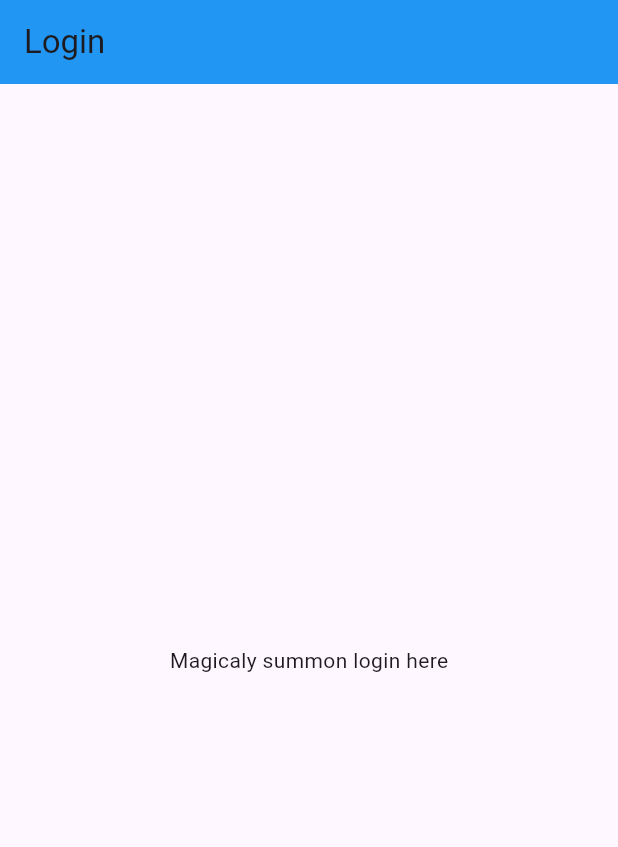
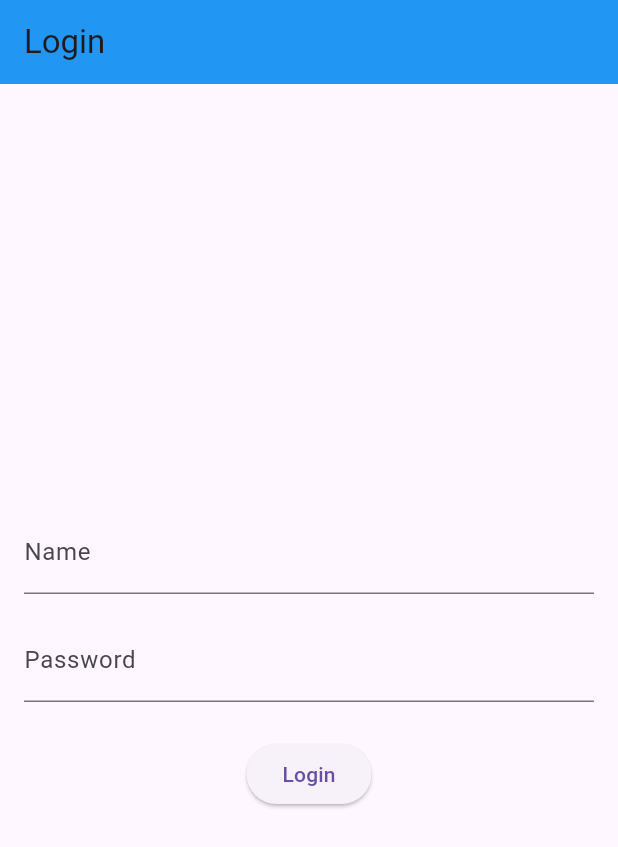
Before and after one commit to JMcoderr/Team-Management-App, a Flutter app: the screen it shows after launch, on a phone screen of 412 x 824 dp. Shown: the top 847 px of the screen. Run offline on Flutter 3.47's test engine with Material 3 defaults, Android fonts, the phone set to English and light mode, and no system bars; our stand-ins replace dio, flutter_riverpod.

Commit message:
Created basic login. Override first page to always be login screen. Needed some ChatGPT help understanding how to implement and solve API troubles. Void of any design and a registration page. Use basic user visable in the Swagger UI to login for testing

```diff
--- a/team_management_app_dev/lib/pages/login.dart
+++ b/team_management_app_dev/lib/pages/login.dart
@@ -1,7 +1,58 @@
 import 'package:flutter/material.dart';
+import 'package:team_management_app_dev/services/auth_service.dart';
+import '../main.dart';
 
-class Login extends StatelessWidget {
+class Login extends StatefulWidget {
   const Login({super.key});
+
+  @override
+  State<Login> createState() => _LoginState();
+}
+
+class _LoginState extends State<Login> {
+  final AuthService authService = AuthService();
+
+  final TextEditingController nameController = TextEditingController();
+  final TextEditingController passwordController = TextEditingController();
+
+  bool isLoading = false;
+
+  Future<void> onLoginPressed() async {
+    setState(() {
+      isLoading = true;
+    });
+
+    try {
+      final token = await authService.login(
+        nameController.text,
+        passwordController.text,
+      );
+
+      print('Logged in: $token');
+
+      // Navigate to dashboard
+          Navigator.pushReplacement(
+            context,
+            MaterialPageRoute(builder: (context) => const MainNavigation()),
+        );
+
+    } catch (e) {
+      ScaffoldMessenger.of(context).showSnackBar(
+        SnackBar(content: Text('Login failed')),
+      );
+    } finally {
+      setState(() {
+        isLoading = false;
+      });
+    }
+  }
+
+  @override
+  void dispose() {
+    nameController.dispose();
+    passwordController.dispose();
+    super.dispose();
+  }
 
   @override
   Widget build(BuildContext context) {
@@ -10,8 +61,34 @@ class Login extends StatelessWidget {
         title: const Text('Login'),
         backgroundColor: Colors.blue,
       ),
-      body: const Center(
-        child: Text('Magicaly summon login here'),
+      body: Padding(
+        padding: const EdgeInsets.all(16),
+        child: Column(
+          mainAxisAlignment: MainAxisAlignment.center,
+          children: [
+            TextField(
+              controller: nameController,
+              decoration: const InputDecoration(
+                labelText: 'Name',
+              ),
+            ),
+            const SizedBox(height: 16),
+            TextField(
+              controller: passwordController,
+              obscureText: true,
+              decoration: const InputDecoration(
+                labelText: 'Password',
+              ),
+            ),
+            const SizedBox(height: 24),
+            ElevatedButton(
+              onPressed: isLoading ? null : onLoginPressed,
+              child: isLoading
+                  ? const CircularProgressIndicator(color: Colors.white)
+                  : const Text('Login'),
+            ),
+          ],
+        ),
       ),
     );
   }
--- a/team_management_app_dev/pubspec.yaml
+++ b/team_management_app_dev/pubspec.yaml
@@ -30,7 +30,7 @@ environment:
 dependencies:
   flutter:
     sdk: flutter
-
+  http: ^1.0.0
   # The following adds the Cupertino Icons font to your application.
   # Use with the CupertinoIcons class for iOS style icons.
   cupertino_icons: ^1.0.8
```
Also changed, not shown: team_management_app_dev/lib/services/auth_service.dart (added, +63 -0 lines), team_management_app_dev/pubspec.lock.
